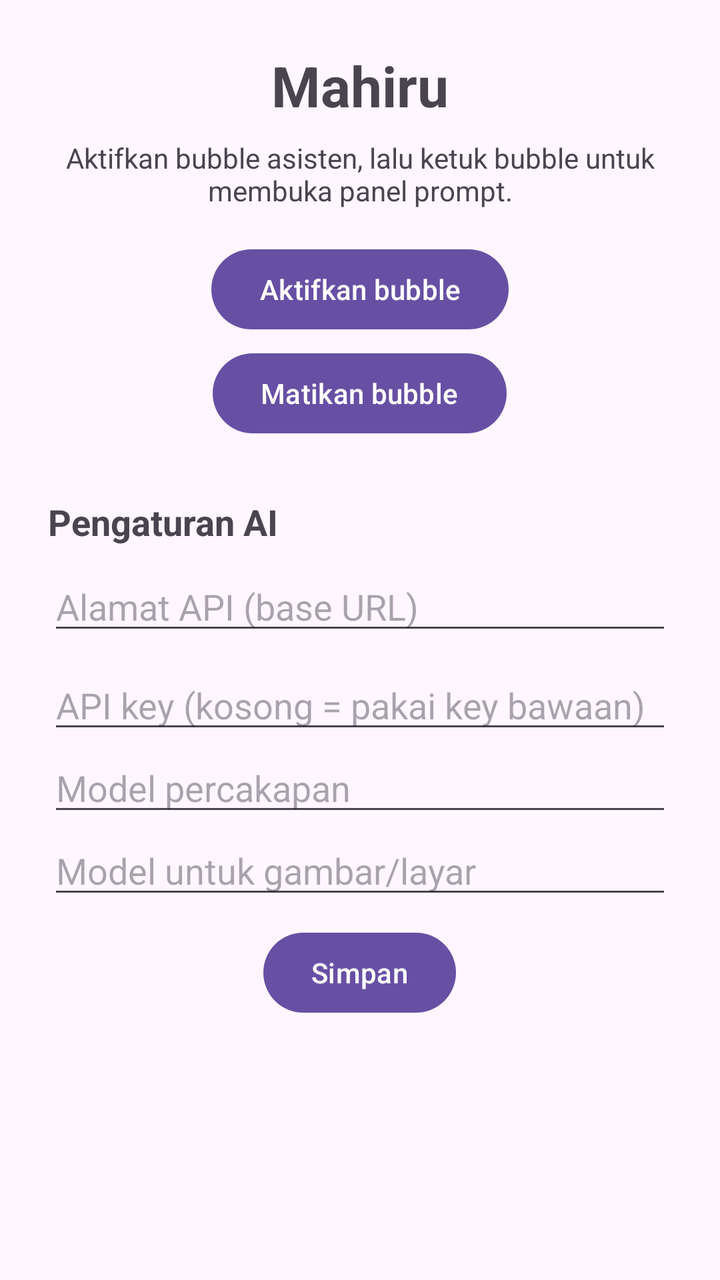
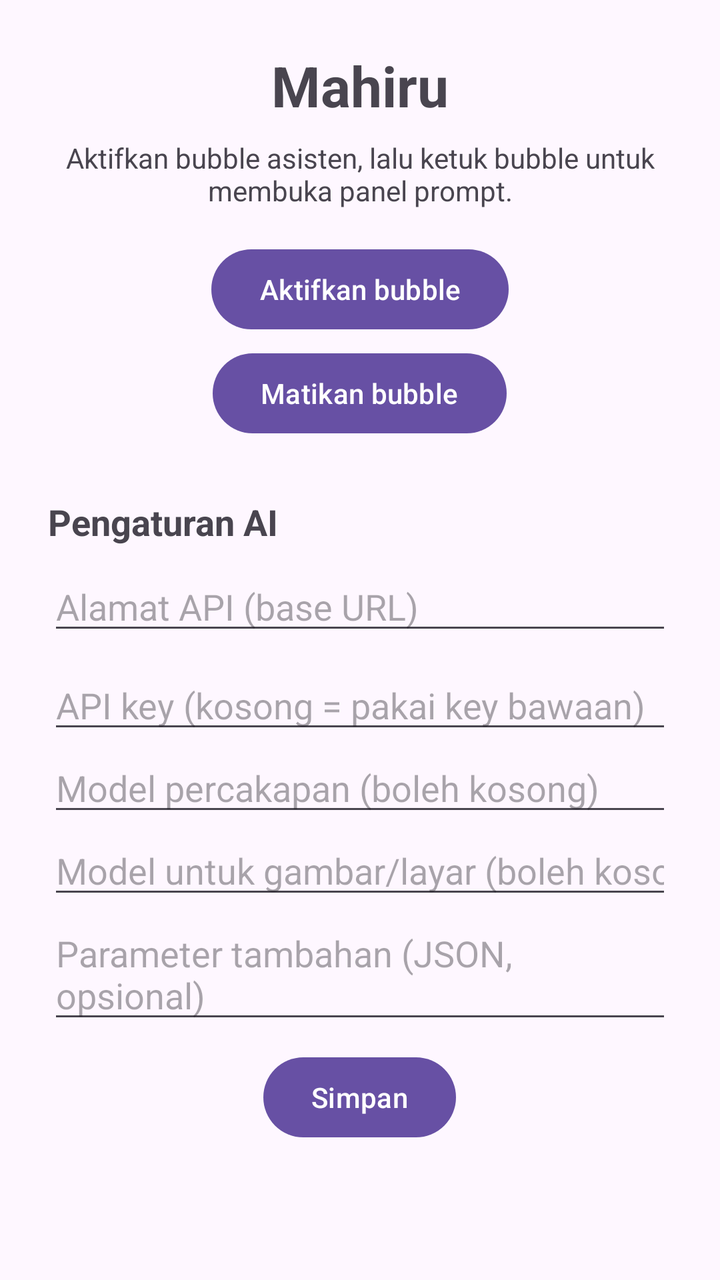

Two renders of the same Android screen: before a commit and after it. Below are the layout's source before the change and the commit's diff.
<!-- AndroidManifest.xml: application theme Theme.Mahiru -->
<!-- res/layout/activity_main.xml -->
<?xml version="1.0" encoding="utf-8"?>
<ScrollView xmlns:android="http://schemas.android.com/apk/res/android"
    android:layout_width="match_parent"
    android:layout_height="match_parent"
    android:fillViewport="true">

    <LinearLayout
        android:layout_width="match_parent"
        android:layout_height="wrap_content"
        android:gravity="center_horizontal"
        android:orientation="vertical"
        android:padding="24dp">

        <TextView
            android:layout_width="wrap_content"
            android:layout_height="wrap_content"
            android:text="Mahiru"
            android:textSize="28sp"
            android:textStyle="bold" />

        <TextView
            android:layout_width="wrap_content"
            android:layout_height="wrap_content"
            android:layout_marginTop="8dp"
            android:gravity="center"
            android:text="Aktifkan bubble asisten, lalu ketuk bubble untuk membuka panel prompt." />

        <Button
            android:id="@+id/btnStart"
            android:layout_width="wrap_content"
            android:layout_height="wrap_content"
            android:layout_marginTop="16dp"
            android:text="Aktifkan bubble" />

        <Button
            android:id="@+id/btnStopService"
            android:layout_width="wrap_content"
            android:layout_height="wrap_content"
            android:layout_marginTop="4dp"
            android:text="Matikan bubble" />

        <TextView
            android:layout_width="match_parent"
            android:layout_height="wrap_content"
            android:layout_marginTop="28dp"
            android:text="Pengaturan AI"
            android:textSize="18sp"
            android:textStyle="bold" />

        <EditText
            android:id="@+id/etBaseUrl"
            android:layout_width="match_parent"
            android:layout_height="wrap_content"
            android:layout_marginTop="8dp"
            android:hint="Alamat API (base URL)"
            android:importantForAutofill="no"
            android:inputType="textUri" />

        <EditText
            android:id="@+id/etToken"
            android:layout_width="match_parent"
            android:layout_height="wrap_content"
            android:layout_marginTop="8dp"
            android:hint="API key (kosong = pakai key bawaan)"
            android:importantForAutofill="no"
            android:inputType="textPassword" />

        <EditText
            android:id="@+id/etTextModel"
            android:layout_width="match_parent"
            android:layout_height="wrap_content"
            android:hint="Model percakapan"
            android:importantForAutofill="no"
            android:inputType="text" />

        <EditText
            android:id="@+id/etVisionModel"
            android:layout_width="match_parent"
            android:layout_height="wrap_content"
            android:hint="Model untuk gambar/layar"
            android:importantForAutofill="no"
            android:inputType="text" />

        <Button
            android:id="@+id/btnSave"
            android:layout_width="wrap_content"
            android:layout_height="wrap_content"
            android:layout_marginTop="8dp"
            android:text="Simpan" />
    </LinearLayout>
</ScrollView>
<!-- resources referenced by this layout -->
<resources>
  <style name="Theme.Mahiru" parent="Theme.Material3.DayNight.NoActionBar" />
</resources>

<!-- the commit's change to res/layout/activity_main.xml (unified diff, before → after) -->
@@ -69,7 +69,7 @@
             android:id="@+id/etTextModel"
             android:layout_width="match_parent"
             android:layout_height="wrap_content"
-            android:hint="Model percakapan"
+            android:hint="Model percakapan (boleh kosong)"
             android:importantForAutofill="no"
             android:inputType="text" />
 
@@ -77,9 +77,17 @@
             android:id="@+id/etVisionModel"
             android:layout_width="match_parent"
             android:layout_height="wrap_content"
-            android:hint="Model untuk gambar/layar"
+            android:hint="Model untuk gambar/layar (boleh kosong)"
             android:importantForAutofill="no"
             android:inputType="text" />
+
+        <EditText
+            android:id="@+id/etExtraJson"
+            android:layout_width="match_parent"
+            android:layout_height="wrap_content"
+            android:hint="Parameter tambahan (JSON, opsional)"
+            android:importantForAutofill="no"
+            android:inputType="textMultiLine|textNoSuggestions" />
 
         <Button
             android:id="@+id/btnSave"
